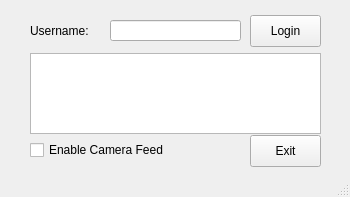
Above: ui/loginwindow.ui from alfaloo/CryptograFace before the change. Below: the same form after it.
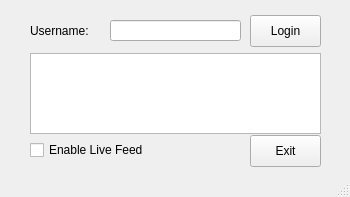
That is the form after the change.

Patch:
```diff
--- a/ui/loginwindow.ui
+++ b/ui/loginwindow.ui
@@ -73,7 +73,7 @@
                     </rect>
                 </property>
                 <property name="text">
-                    <string>Enable Camera Feed</string>
+                    <string>Enable Live Feed</string>
                 </property>
             </widget>
             <widget class="QPushButton" name="btnExit">
```
